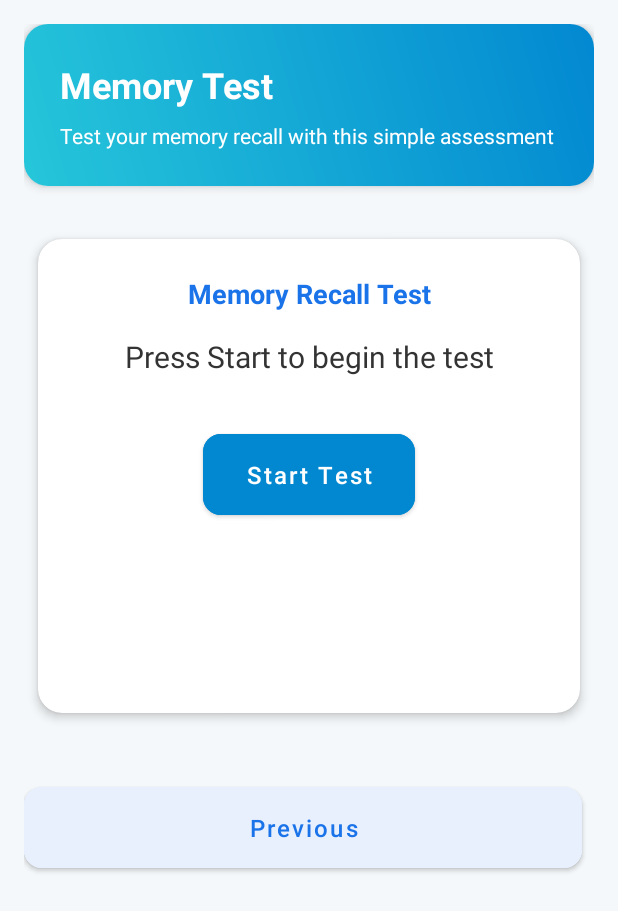
After one commit to peter-popazov/deisease_predictor_ui, an Android app: the MemoryTestActivity screen opened directly, with no data from a screen before it, on a phone screen of 412 x 824 dp. The commit adds this screen. Shown: the top 911 px of the screen. Run offline under Robolectric (Android 15) with nearby library versions, the phone set to English and light mode, and no system bars.

Commit message:
Add memory test

```diff
--- a/app/src/main/java/com/peter/rgr/CognitiveSymptomsActivity.kt
+++ b/app/src/main/java/com/peter/rgr/CognitiveSymptomsActivity.kt
@@ -1,7 +1,10 @@
 package com.peter.rgr
 
+import android.content.Intent
 import android.os.Bundle
+import android.util.Log
 import android.widget.CompoundButton
+import android.widget.Toast
 import androidx.appcompat.app.AppCompatActivity
 import com.google.android.material.button.MaterialButton
 import com.google.android.material.checkbox.MaterialCheckBox
@@ -56,10 +59,17 @@ class CognitiveSymptomsActivity : AppCompatActivity() {
 
     private fun setupNavigation() {
         buttonNext.setOnClickListener {
-            if (validateInputs()) {
-                saveCognitiveData()
-//                val intent = Intent(this, AdditionalInfoActivity::class.java)
-//                startActivity(intent)
+            try {
+                if (validateInputs()) {
+                    saveCognitiveData()
+                    Log.d("CognitiveSymptomsActivity", "Navigating to MemoryTestActivity")
+                    val intent = Intent(this, MemoryTestActivity::class.java)
+                    intent.addFlags(Intent.FLAG_ACTIVITY_NEW_TASK)
+                    startActivity(intent)
+                }
+            } catch (e: Exception) {
+                Log.e("CognitiveSymptomsActivity", "Error navigating to MemoryTestActivity", e)
+                Toast.makeText(this, "Error: ${e.message}", Toast.LENGTH_SHORT).show()
             }
         }
 
--- /dev/null
+++ b/app/src/main/java/com/peter/rgr/MemoryTestActivity.kt
@@ -0,0 +1,125 @@
+package com.peter.rgr
+
+import android.content.Intent
+import android.os.Bundle
+import android.os.Handler
+import android.os.Looper
+import android.util.Log
+import android.view.View
+import android.widget.Button
+import android.widget.EditText
+import android.widget.TextView
+import android.widget.Toast
+import androidx.appcompat.app.AppCompatActivity
+import com.google.android.material.button.MaterialButton
+import kotlin.random.Random
+
+class MemoryTestActivity : AppCompatActivity() {
+
+    private lateinit var numberTextView: TextView
+    private lateinit var userInput: EditText
+    private lateinit var submitAnswer: Button
+    private lateinit var scoreTextView: TextView
+    private lateinit var startTestButton: Button
+    private lateinit var nextButton: Button
+    private var generatedNumber: String = ""
+    private lateinit var buttonNext: MaterialButton
+    private lateinit var buttonPrevious: MaterialButton
+
+    override fun onCreate(savedInstanceState: Bundle?) {
+        super.onCreate(savedInstanceState)
+        try {
+            setContentView(R.layout.activity_memory_test)
+            Log.d("MemoryTestActivity", "Activity created")
+
+            numberTextView = findViewById(R.id.numberTextView)
+            userInput = findViewById(R.id.userInput)
+            submitAnswer = findViewById(R.id.submitAnswer)
+            scoreTextView = findViewById(R.id.scoreTextView)
+            startTestButton = findViewById(R.id.startTestButton)
+            nextButton = findViewById(R.id.nextButton)
+
+            startTestButton.setOnClickListener {
+                startMemoryTest()
+            }
+
+            submitAnswer.setOnClickListener {
+                checkAnswer()
+            }
+
+            nextButton.setOnClickListener {
+                // Navigate to the next activity
+                finish()
+            }
+
+            // Initial state
+            userInput.visibility = View.GONE
+            submitAnswer.visibility = View.GONE
+            nextButton.visibility = View.GONE
+
+        } catch (e: Exception) {
+            Log.e("MemoryTestActivity", "Error in onCreate", e)
+            Toast.makeText(this, "Error initializing memory test: ${e.message}", Toast.LENGTH_LONG)
+                .show()
+        }
+    }
+
+    private fun startMemoryTest() {
+        try {
+            // Generate 5-digit number
+            generatedNumber = (1..5).map { Random.nextInt(0, 10) }.joinToString("")
+            numberTextView.text = generatedNumber
+            userInput.text.clear()
+            scoreTextView.text = ""
+            userInput.visibility = View.GONE
+            submitAnswer.visibility = View.GONE
+            nextButton.visibility = View.GONE
+            startTestButton.isEnabled = false
+
+            // Show number for 3 seconds
+            Handler(Looper.getMainLooper()).postDelayed({
+                numberTextView.text = "Now type the number:"
+                userInput.visibility = View.VISIBLE
+                submitAnswer.visibility = View.VISIBLE
+                startTestButton.isEnabled = true
+            }, 3000)
+        } catch (e: Exception) {
+            Log.e("MemoryTestActivity", "Error starting test", e)
+            Toast.makeText(this, "Error: ${e.message}", Toast.LENGTH_SHORT).show()
+        }
+    }
+
+    private fun checkAnswer() {
+        try {
+            val input = userInput.text.toString()
+            var score = 0
+            for (i in input.indices) {
+                if (i < generatedNumber.length && input[i] == generatedNumber[i]) {
+                    score++
+                }
+            }
+            scoreTextView.text =
+                "Correct: $generatedNumber\nYour Score: $score / ${generatedNumber.length}"
+
+            // Save score to SharedPreferences
+            val sharedPreferences = getSharedPreferences("PatientData", MODE_PRIVATE)
+            sharedPreferences.edit().putInt("memoryTestScore", score).apply()
+
+            // Show next button
+            nextButton.visibility = View.VISIBLE
+        } catch (e: Exception) {
+            Log.e("MemoryTestActivity", "Error checking answer", e)
+            Toast.makeText(this, "Error: ${e.message}", Toast.LENGTH_SHORT).show()
+        }
+    }
+
+    private fun setupNavigation() {
+        buttonNext.setOnClickListener {
+            // todo peoceed to result activity
+//            val intent = Intent(this, MemoryTestActivity::class.java)
+            intent.addFlags(Intent.FLAG_ACTIVITY_NEW_TASK)
+            startActivity(intent)
+
+        }
+    }
+}
--- /dev/null
+++ b/app/src/main/res/layout/activity_memory_test.xml
@@ -0,0 +1,176 @@
+<?xml version="1.0" encoding="utf-8"?>
+<ScrollView xmlns:android="http://schemas.android.com/apk/res/android"
+    xmlns:app="http://schemas.android.com/apk/res-auto"
+    android:layout_width="match_parent"
+    android:layout_height="match_parent"
+    android:background="#F5F8FA">
+
+    <LinearLayout
+        android:layout_width="match_parent"
+        android:layout_height="wrap_content"
+        android:orientation="vertical"
+        android:padding="16dp">
+
+        <!-- Header Section with Gradient Background -->
+        <androidx.cardview.widget.CardView
+            android:layout_width="match_parent"
+            android:layout_height="wrap_content"
+            android:layout_marginBottom="24dp"
+            app:cardCornerRadius="16dp"
+            app:cardElevation="4dp">
+
+            <LinearLayout
+                android:layout_width="match_parent"
+                android:layout_height="wrap_content"
+                android:background="@drawable/gradient_background"
+                android:orientation="vertical"
+                android:padding="24dp">
+
+                <TextView
+                    android:layout_width="match_parent"
+                    android:layout_height="wrap_content"
+                    android:text="Memory Test"
+                    android:textColor="#FFFFFF"
+                    android:textSize="24sp"
+                    android:textStyle="bold" />
+
+                <TextView
+                    android:layout_width="match_parent"
+                    android:layout_height="wrap_content"
+                    android:layout_marginTop="8dp"
+                    android:text="Test your memory recall with this simple assessment"
+                    android:textColor="#FFFFFF"
+                    android:textSize="14sp" />
+            </LinearLayout>
+        </androidx.cardview.widget.CardView>
+
+        <!-- Test Content Section -->
+        <androidx.cardview.widget.CardView
+            android:layout_width="match_parent"
+            android:layout_height="wrap_content"
+            android:layout_marginBottom="24dp"
+            app:cardCornerRadius="16dp"
+            app:cardElevation="4dp"
+            app:cardUseCompatPadding="true">
+
+            <LinearLayout
+                android:layout_width="match_parent"
+                android:layout_height="wrap_content"
+                android:orientation="vertical"
+                android:padding="24dp"
+                android:gravity="center_horizontal">
+
+                <!-- Test Section -->
+                <TextView
+                    android:layout_width="match_parent"
+                    android:layout_height="wrap_content"
+                    android:layout_marginBottom="16dp"
+                    android:text="Memory Recall Test"
+                    android:textColor="#1A73E8"
+                    android:textSize="18sp"
+                    android:textStyle="bold"
+                    android:gravity="center" />
+
+                <TextView
+                    android:id="@+id/numberTextView"
+                    android:layout_width="match_parent"
+                    android:layout_height="wrap_content"
+                    android:text="Press Start to begin the test"
+                    android:textSize="20sp"
+                    android:gravity="center"
+                    android:layout_marginBottom="32dp"
+                    android:textColor="#333333" />
+
+                <com.google.android.material.button.MaterialButton
+                    android:id="@+id/startTestButton"
+                    android:layout_width="141dp"
+                    android:layout_height="wrap_content"
+                    android:layout_marginBottom="32dp"
+                    android:backgroundTint="#0288D1"
+                    android:padding="16dp"
+                    android:text="Start Test"
+                    android:textAllCaps="false"
+                    android:textSize="16sp"
+                    app:cornerRadius="12dp"
+                    app:elevation="4dp" />
+
+                <com.google.android.material.textfield.TextInputLayout
+                    android:layout_width="match_parent"
+                    android:layout_height="wrap_content"
+                    android:layout_marginBottom="16dp"
+                    app:boxStrokeColor="#1A73E8"
+                    style="@style/Widget.MaterialComponents.TextInputLayout.OutlinedBox">
+
+                    <com.google.android.material.textfield.TextInputEditText
+                        android:id="@+id/userInput"
+                        android:layout_width="match_parent"
+                        android:layout_height="wrap_content"
+                        android:hint="Enter the number you saw"
+                        android:inputType="number"
+                        android:gravity="center"
+                        android:visibility="gone" />
+                </com.google.android.material.textfield.TextInputLayout>
+
+                <com.google.android.material.button.MaterialButton
+                    android:id="@+id/submitAnswer"
+                    android:layout_width="wrap_content"
+                    android:layout_height="wrap_content"
+                    android:text="Submit"
+                    android:textAllCaps="false"
+                    android:textSize="16sp"
+                    app:cornerRadius="12dp"
+                    app:elevation="4dp"
+                    android:backgroundTint="#0288D1"
+                    android:padding="16dp"
+                    android:visibility="gone"
+                    android:layout_marginBottom="24dp" />
+
+                <TextView
+                    android:id="@+id/scoreTextView"
+                    android:layout_width="match_parent"
+                    android:layout_height="wrap_content"
+                    android:textSize="18sp"
+                    android:gravity="center"
+                    android:layout_marginBottom="24dp"
+                    android:textColor="#333333" />
+            </LinearLayout>
+        </androidx.cardview.widget.CardView>
+
+        <!-- Navigation Buttons -->
+        <LinearLayout
+            android:layout_width="match_parent"
+            android:layout_height="wrap_content"
+            android:orientation="horizontal"
+            android:layout_marginTop="8dp">
+
+            <com.google.android.material.button.MaterialButton
+                android:id="@+id/buttonPrevious"
+                android:layout_width="0dp"
+                android:layout_height="wrap_content"
+                android:layout_weight="1"
+                android:layout_marginEnd="8dp"
+                android:padding="16dp"
+                android:text="Previous"
+                android:textAllCaps="false"
+                android:textSize="16sp"
+                app:cornerRadius="12dp"
+                app:elevation="4dp"
+                android:backgroundTint="#E8F0FE"
+                android:textColor="#1A73E8"/>
+
+            <com.google.android.material.button.MaterialButton
+                android:id="@+id/nextButton"
+                android:layout_width="0dp"
+                android:layout_height="wrap_content"
+                android:layout_weight="1"
+                android:layout_marginStart="8dp"
+                android:padding="16dp"
+                android:text="See prediction"
+                android:textAllCaps="false"
+                android:textSize="16sp"
+                app:cornerRadius="12dp"
+                app:elevation="4dp"
+                android:backgroundTint="#0288D1"/>
+        </LinearLayout>
+    </LinearLayout>
+</ScrollView>
```
Also changed, not shown: app/src/main/AndroidManifest.xml (+4 -3 lines).
